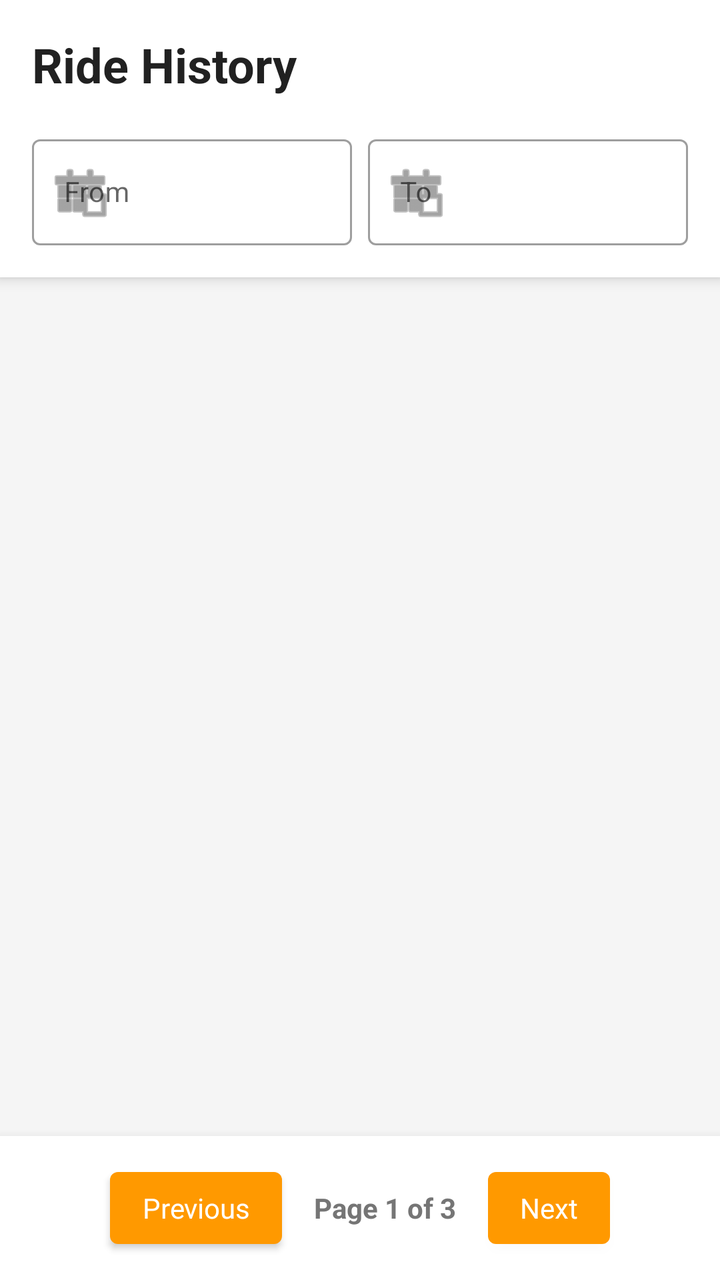
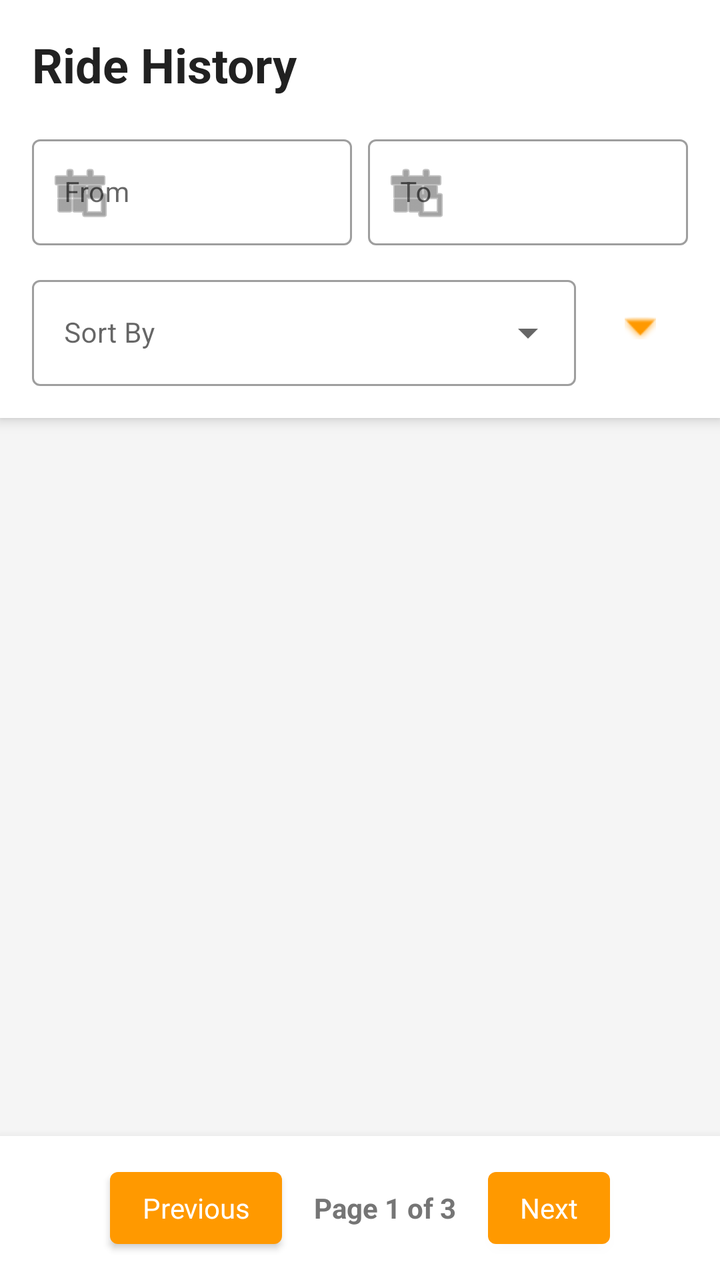

The first picture is an Android layout as it rendered before a commit; the second is the same layout after the commit. The layout source and the unified diff follow.
<!-- AndroidManifest.xml: application theme Theme.FleetForge -->
<!-- res/layout/fragment_passenger_history.xml -->
<?xml version="1.0" encoding="utf-8"?>
<LinearLayout xmlns:android="http://schemas.android.com/apk/res/android"
    xmlns:app="http://schemas.android.com/apk/res-auto"
    xmlns:tools="http://schemas.android.com/tools"
    android:layout_width="match_parent"
    android:layout_height="match_parent"
    android:orientation="vertical"
    android:background="#F5F5F5"
    android:fitsSystemWindows="true"
    tools:context=".fragments.passenger.PassengerHistoryFragment">

    <LinearLayout
        android:layout_width="match_parent"
        android:layout_height="wrap_content"
        android:orientation="vertical"
        android:background="@android:color/white"
        android:padding="16dp"
        android:elevation="4dp">

        <TextView
            android:layout_width="wrap_content"
            android:layout_height="wrap_content"
            android:text="Ride History"
            android:textSize="24sp"
            android:textStyle="bold"
            android:textColor="#212121"
            android:layout_marginBottom="16dp" />

        <LinearLayout
            android:layout_width="match_parent"
            android:layout_height="wrap_content"
            android:orientation="horizontal">

            <com.google.android.material.textfield.TextInputLayout
                android:layout_width="0dp"
                android:layout_height="wrap_content"
                android:layout_weight="1"
                android:layout_marginEnd="4dp"
                style="@style/Widget.MaterialComponents.TextInputLayout.OutlinedBox"
                app:startIconDrawable="@android:drawable/ic_menu_today">

                <com.google.android.material.textfield.TextInputEditText
                    android:id="@+id/et_date_from"
                    android:layout_width="match_parent"
                    android:layout_height="wrap_content"
                    android:hint="From"
                    android:focusable="false"
                    android:clickable="true"
                    android:textSize="14sp" />
            </com.google.android.material.textfield.TextInputLayout>

            <com.google.android.material.textfield.TextInputLayout
                android:layout_width="0dp"
                android:layout_height="wrap_content"
                android:layout_weight="1"
                android:layout_marginStart="4dp"
                style="@style/Widget.MaterialComponents.TextInputLayout.OutlinedBox"
                app:startIconDrawable="@android:drawable/ic_menu_today">

                <com.google.android.material.textfield.TextInputEditText
                    android:id="@+id/et_date_to"
                    android:layout_width="match_parent"
                    android:layout_height="wrap_content"
                    android:hint="To"
                    android:focusable="false"
                    android:clickable="true"
                    android:textSize="14sp" />
            </com.google.android.material.textfield.TextInputLayout>
        </LinearLayout>
    </LinearLayout>

    <ListView
        android:id="@+id/history_list"
        android:layout_width="match_parent"
        android:layout_height="0dp"
        android:layout_weight="1"
        android:divider="@android:color/transparent"
        android:dividerHeight="8dp"
        android:padding="8dp"
        android:clipToPadding="false"
        tools:listitem="@layout/passenger_history_card" />

    <LinearLayout
        android:layout_width="match_parent"
        android:layout_height="wrap_content"
        android:orientation="horizontal"
        android:gravity="center"
        android:padding="12dp"
        android:background="@android:color/white"
        android:elevation="8dp">

        <Button
            android:id="@+id/btn_prev_page"
            style="@style/Widget.MaterialComponents.TextInputLayout.OutlinedBox"
            android:layout_width="wrap_content"
            android:layout_height="wrap_content"
            android:text="Previous" />

        <TextView
            android:id="@+id/tv_pagination_info"
            android:layout_width="wrap_content"
            android:layout_height="wrap_content"
            android:text="Page 1 of 3"
            android:layout_marginHorizontal="16dp"
            android:textStyle="bold"
            android:textColor="#757575" />

        <Button
            android:id="@+id/btn_next_page"
            style="@style/Widget.MaterialComponents.TextInputLayout.OutlinedBox"
            android:layout_width="wrap_content"
            android:layout_height="wrap_content"
            android:text="Next" />
    </LinearLayout>

</LinearLayout>
<!-- res/layout/passenger_history_card.xml (included above) -->
<?xml version="1.0" encoding="utf-8"?>
<com.google.android.material.card.MaterialCardView xmlns:android="http://schemas.android.com/apk/res/android"
    xmlns:app="http://schemas.android.com/apk/res-auto"
    android:layout_width="match_parent"
    android:layout_height="wrap_content"
    android:layout_margin="8dp"
    app:cardCornerRadius="12dp"
    app:cardElevation="2dp">

    <LinearLayout
        android:layout_width="match_parent"
        android:layout_height="wrap_content"
        android:orientation="vertical"
        android:padding="16dp">

        <TextView
            android:id="@+id/tv_ride_date"
            android:layout_width="wrap_content"
            android:layout_height="wrap_content"
            android:text="Oct 24, 2023"
            android:textStyle="bold"
            android:textColor="@color/text_primary"
            android:layout_marginBottom="8dp" />

        <LinearLayout
            android:layout_width="match_parent"
            android:layout_height="wrap_content"
            android:orientation="horizontal"
            android:layout_marginBottom="4dp">
            <ImageView
                android:layout_width="20dp"
                android:layout_height="20dp"
                android:src="@android:drawable/ic_menu_mylocation"
                app:tint="@color/colorPrimary" />
            <TextView
                android:id="@+id/tv_start_address"
                android:layout_width="wrap_content"
                android:layout_height="wrap_content"
                android:layout_marginStart="8dp"
                android:textColor="@color/text_secondary"
                android:text="Start Address"
                android:textSize="14sp" />
        </LinearLayout>

        <LinearLayout
            android:layout_width="match_parent"
            android:layout_height="wrap_content"
            android:orientation="horizontal"
            android:layout_marginBottom="8dp">
            <ImageView
                android:layout_width="20dp"
                android:layout_height="20dp"
                android:src="@android:drawable/ic_menu_mapmode"
                app:tint="@color/colorAccent" />
            <TextView
                android:id="@+id/tv_end_address"
                android:layout_width="wrap_content"
                android:layout_height="wrap_content"
                android:layout_marginStart="8dp"
                android:textColor="@color/text_secondary"
                android:text="End Address"
                android:textSize="14sp" />
        </LinearLayout>

        <TextView
            android:id="@+id/tv_status_time"
            android:layout_width="wrap_content"
            android:layout_height="wrap_content"
            android:text="Completed • 12:00 PM - 12:30 PM"
            android:textSize="12sp"
            android:textColor="@color/text_secondary"
            android:layout_marginBottom="12dp"/>

        <LinearLayout
            android:layout_width="match_parent"
            android:layout_height="wrap_content"
            android:orientation="horizontal"
            android:gravity="center_vertical">

            <Button
                android:id="@+id/btn_details"
                android:layout_width="0dp"
                android:layout_height="wrap_content"
                android:layout_weight="1"
                style="@style/Widget.MaterialComponents.Button.OutlinedButton"
                android:text="Details" />

            <Button
                android:id="@+id/btn_rate"
                style="@style/Widget.MaterialComponents.Button.OutlinedButton"
                android:layout_width="0dp"
                android:layout_height="wrap_content"
                android:layout_weight="1"
                android:text="Rate" />

            <ImageButton
                android:id="@+id/heart_button"
                android:layout_width="48dp"
                android:layout_height="48dp"
                android:background="?attr/selectableItemBackgroundBorderless"
                android:src="@drawable/heart_change" />


        </LinearLayout>
    </LinearLayout>
</com.google.android.material.card.MaterialCardView>
<!-- resources referenced by this layout -->
<resources>
  <color name="colorAccent">#3E5855</color>
  <color name="colorPrimary">#FF9900</color>
  <color name="text_primary">#333333</color>
  <color name="text_secondary">#666666</color>
  <!-- drawable heart_change (drawable) -->
  <?xml version="1.0" encoding="utf-8"?>
  <selector xmlns:android="http://schemas.android.com/apk/res/android">
      <item android:drawable="@drawable/heart_red" android:state_selected="true"/>
      <item android:drawable="@drawable/heart"/>
  </selector>
  <style name="Theme.FleetForge" parent="Theme.MaterialComponents.DayNight.NoActionBar">
          <item name="colorPrimary">@color/primary_orange</item>
          <item name="colorPrimaryVariant">@color/primary_orange_dark</item>
          <item name="colorOnPrimary">@color/white</item>
  
          <item name="colorSecondary">@color/secondary_teal</item>
          <item name="colorSecondaryVariant">@color/secondary_teal</item>
          <item name="colorOnSecondary">@color/white</item>
  
          <item name="colorError">@color/error</item>
          <item name="colorOnError">@color/white</item>
  
          <item name="colorSurface">@color/white</item>
          <item name="colorOnSurface">@color/black</item>
  
          <item name="android:colorBackground">@color/background_white</item>
  
          <item name="android:statusBarColor">?attr/colorPrimaryVariant</item>
  
          <item name="android:textColorPrimary">@color/text_primary</item>
          <item name="android:textColorSecondary">@color/text_secondary</item>
  
          <item name="colorControlHighlight">@color/background_gray</item>
      </style>
  <!-- drawable heart_red (drawable) -->
  <vector xmlns:android="http://schemas.android.com/apk/res/android" android:height="32dp" android:viewportHeight="512" android:viewportWidth="512" android:width="32dp">
        
      <path android:fillColor="#D7443E" android:pathData="M231,79C240.03,87.16 248.39,95.73 255,106C258.72,104.76 259.13,103.61 261.25,100.38C282.59,70.34 317.09,52.84 352.75,46.69C380.75,43.29 408.66,47.76 434,60C434.97,60.46 434.97,60.46 435.95,60.94C468.26,76.67 493.1,105.97 505.1,139.67C513.09,163.05 516.2,192.9 509,217C508.74,217.9 508.47,218.79 508.2,219.72C504.28,232.79 499.6,245.06 493,257C492.29,258.32 491.59,259.65 490.88,260.97C474.89,290.58 452.21,316.01 428.5,339.63C426.8,341.33 425.1,343.03 423.41,344.73C417.77,350.37 412.09,355.85 406,361C404.83,362.02 403.66,363.04 402.5,364.07C377.36,386.05 350.7,406.34 323,425C322.3,425.48 321.59,425.95 320.87,426.44C305.96,436.52 290.8,446.16 275.38,455.44C274.57,455.92 273.77,456.41 272.94,456.9C271.39,457.83 269.84,458.74 268.29,459.65C266.72,460.58 265.16,461.54 263.63,462.53C257.85,466.1 257.85,466.1 254,465.64C249.94,463.42 245.94,461.17 242,458.75C241.13,458.22 240.27,457.7 239.37,457.16C224.03,447.8 208.85,438.13 194,428C193.16,427.43 192.33,426.86 191.47,426.28C178.09,417.14 165.06,407.66 152.26,397.75C150.24,396.19 148.22,394.64 146.19,393.09C131.67,382.03 117.72,370.28 104.22,358C102.2,356.18 100.14,354.4 98.06,352.63C92.78,348.03 87.92,342.98 83,338C80.2,335.19 77.38,332.39 74.55,329.62C68.04,323.22 61.75,316.83 56.09,309.65C53.88,306.85 51.57,304.15 49.25,301.44C38.98,289.11 29.88,275.97 22,262C21.66,261.41 21.32,260.82 20.97,260.22C2.67,228.3 -6.36,189.8 2.75,153.48C3.16,151.98 3.58,150.49 4,149C4.2,148.26 4.4,147.52 4.6,146.76C14.45,110.86 38.98,81.63 70.94,63.25C121.72,35.1 186.83,41.14 231,79Z"/>
      
  </vector>
  <!-- drawable heart: vector/xml drawable (drawable, 5236 chars, omitted) -->
  <color name="primary_orange">#FF9900</color>
  <color name="primary_orange_dark">#DB8709</color>
  <color name="white">#FFFFFF</color>
  <color name="secondary_teal">#3E5855</color>
  <color name="error">#F44336</color>
  <color name="black">#000000</color>
  <color name="background_white">#FFFFFF</color>
  <color name="background_gray">#F5F5F5</color>
</resources>

<!-- the commit's change to res/layout/fragment_passenger_history.xml (unified diff, before → after) -->
@@ -67,6 +67,39 @@
                     android:textSize="14sp" />
             </com.google.android.material.textfield.TextInputLayout>
         </LinearLayout>
+
+        <LinearLayout
+            android:layout_width="match_parent"
+            android:layout_height="wrap_content"
+            android:orientation="horizontal"
+            android:gravity="center_vertical"
+            android:layout_marginTop="12dp">
+
+            <com.google.android.material.textfield.TextInputLayout
+                style="@style/Widget.MaterialComponents.TextInputLayout.OutlinedBox.ExposedDropdownMenu"
+                android:layout_width="0dp"
+                android:layout_height="wrap_content"
+                android:layout_weight="1">
+
+                <AutoCompleteTextView
+                    android:id="@+id/spinner_sort_by"
+                    android:layout_width="match_parent"
+                    android:layout_height="wrap_content"
+                    android:hint="Sort By"
+                    android:inputType="none"
+                    android:textSize="14sp" />
+            </com.google.android.material.textfield.TextInputLayout>
+
+            <ImageButton
+                android:id="@+id/btn_sort_direction"
+                android:layout_width="48dp"
+                android:layout_height="48dp"
+                android:layout_marginStart="8dp"
+                android:background="?attr/selectableItemBackgroundBorderless"
+                android:src="@android:drawable/arrow_down_float"
+                android:contentDescription="Sort Direction"
+                app:tint="@color/colorPrimary" />
+        </LinearLayout>
     </LinearLayout>
 
     <ListView
